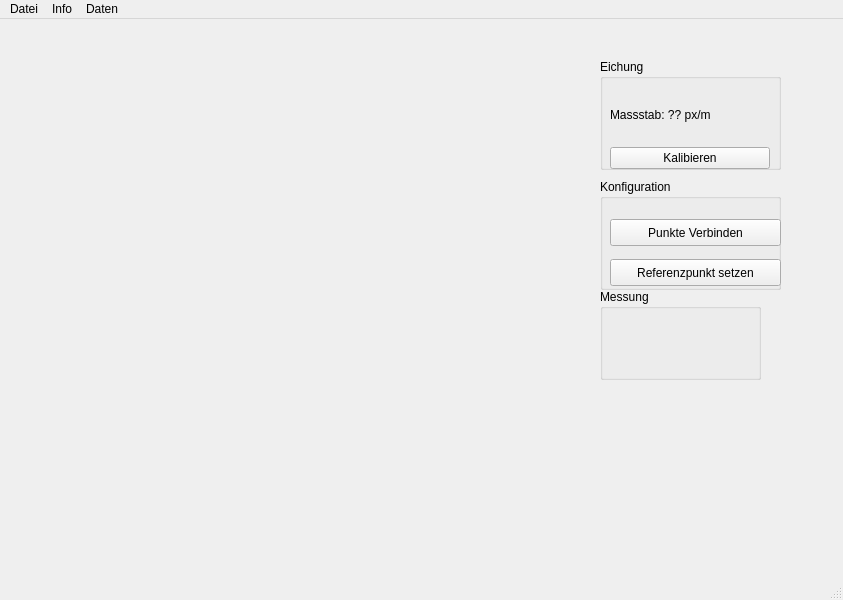
This is ui/main_window.ui in mbieker/Schaukel as Qt 5 draws it before an edit. The edited form follows.
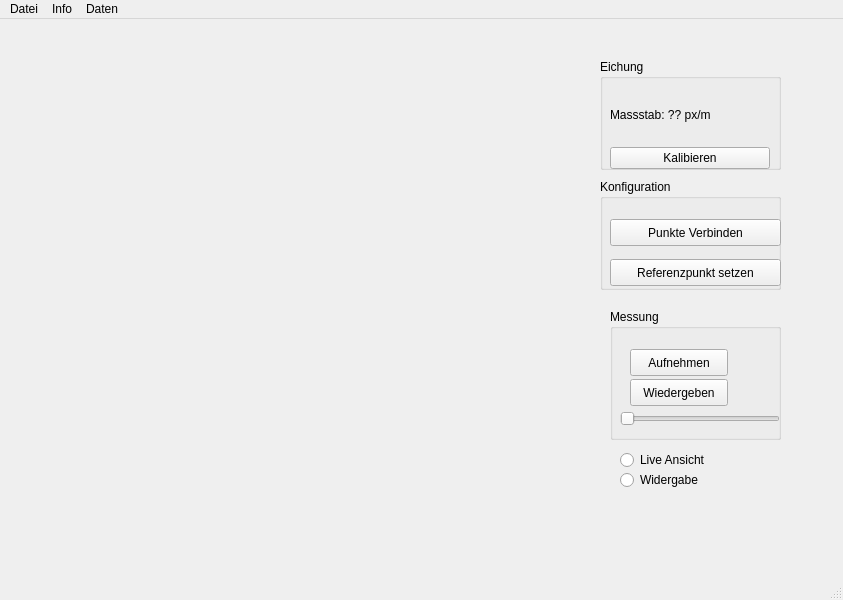
This is the edited form.

```diff
--- a/ui/main_window.ui
+++ b/ui/main_window.ui
@@ -95,14 +95,79 @@
    <widget class="QGroupBox" name="groupBox_3">
     <property name="geometry">
      <rect>
-      <x>600</x>
-      <y>270</y>
-      <width>161</width>
-      <height>91</height>
+      <x>610</x>
+      <y>290</y>
+      <width>171</width>
+      <height>131</height>
      </rect>
     </property>
     <property name="title">
      <string>Messung</string>
+    </property>
+    <widget class="QPushButton" name="rec">
+     <property name="geometry">
+      <rect>
+       <x>20</x>
+       <y>40</y>
+       <width>98</width>
+       <height>27</height>
+      </rect>
+     </property>
+     <property name="text">
+      <string>Aufnehmen</string>
+     </property>
+    </widget>
+    <widget class="QPushButton" name="play">
+     <property name="geometry">
+      <rect>
+       <x>20</x>
+       <y>70</y>
+       <width>98</width>
+       <height>27</height>
+      </rect>
+     </property>
+     <property name="text">
+      <string>Wiedergeben</string>
+     </property>
+    </widget>
+    <widget class="QSlider" name="timeline">
+     <property name="geometry">
+      <rect>
+       <x>10</x>
+       <y>100</y>
+       <width>160</width>
+       <height>19</height>
+      </rect>
+     </property>
+     <property name="orientation">
+      <enum>Qt::Horizontal</enum>
+     </property>
+    </widget>
+   </widget>
+   <widget class="QRadioButton" name="live_radio">
+    <property name="geometry">
+     <rect>
+      <x>620</x>
+      <y>430</y>
+      <width>114</width>
+      <height>22</height>
+     </rect>
+    </property>
+    <property name="text">
+     <string>Live Ansicht</string>
+    </property>
+   </widget>
+   <widget class="QRadioButton" name="playback_radio">
+    <property name="geometry">
+     <rect>
+      <x>620</x>
+      <y>450</y>
+      <width>114</width>
+      <height>22</height>
+     </rect>
+    </property>
+    <property name="text">
+     <string>Widergabe</string>
     </property>
    </widget>
   </widget>
```
